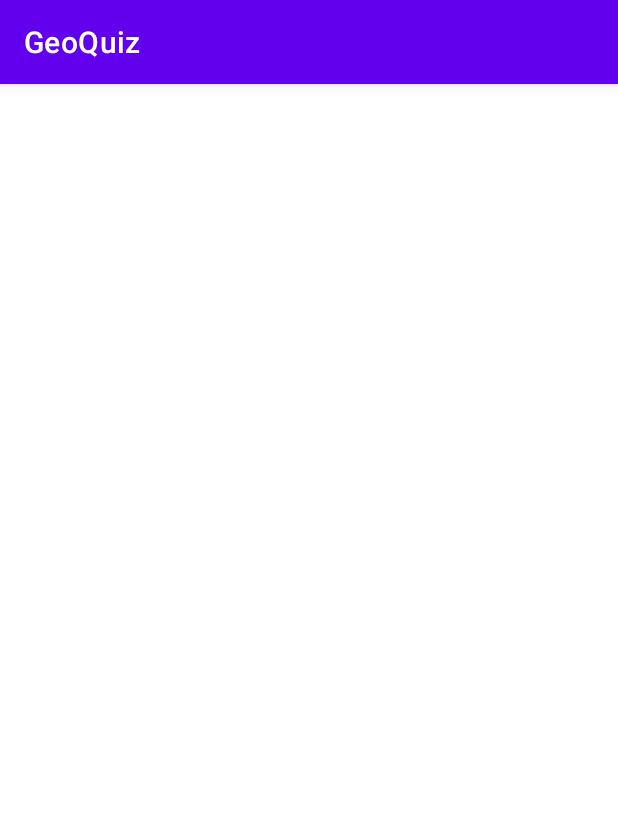
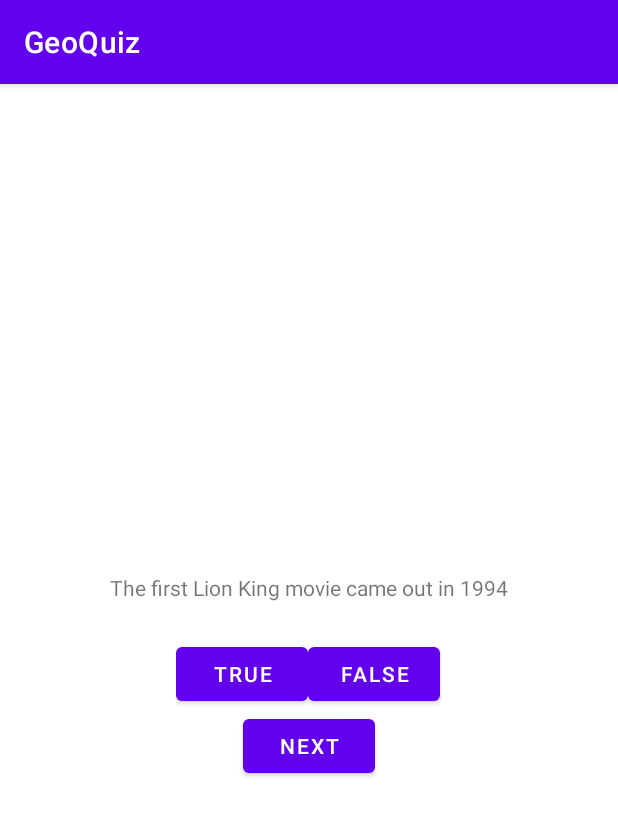
Before and after one commit to jcolleran01/AppQuiz, an Android app: the screen it shows after launch (MainActivity), on a phone screen of 412 x 824 dp. Shown: the top 816 px of the screen. Run offline under Robolectric (Android 15) with nearby library versions, the phone set to English and light mode, and no system bars.

Commit message:
made changes

```diff
--- a/app/src/main/res/layout/activity_main.xml
+++ b/app/src/main/res/layout/activity_main.xml
@@ -1,34 +1,42 @@
 <?xml version="1.0" encoding="utf-8"?>
 <LinearLayout xmlns:android="http://schemas.android.com/apk/res/android"
+    xmlns:app="http://schemas.android.com/apk/res-auto"
+    xmlns:tools="http://schemas.android.com/tools"
     android:layout_width="match_parent"
     android:layout_height="match_parent"
     android:gravity="center"
     android:orientation="vertical">
 
     <TextView
-        android:id="@+id/question_text_view" />
+        android:id="@+id/question_text_view"
         android:layout_width="wrap_content"
         android:layout_height="wrap_content"
         android:padding="24dp"
-        android:text="@string/question_text" />
+        android:text="@string/question_lionking" />
 
-    <LinearLayout
+    <androidx.constraintlayout.widget.ConstraintLayout
+        android:id="@+id/linearLayout"
         android:layout_width="wrap_content"
-        android:layout_height="wrap_content"
-        android:orientation="horizontal">
+        android:layout_height="wrap_content">
 
         <Button
             android:id="@+id/true_button"
             android:layout_width="wrap_content"
             android:layout_height="wrap_content"
-            android:text="@string/true_button"/>
+            android:layout_marginEnd="89dp"
+            android:layout_marginRight="89dp"
+            android:text="@string/true_button"
+            app:layout_constraintBaseline_toBaselineOf="@+id/false_button"
+            app:layout_constraintEnd_toEndOf="parent" />
 
         <Button
             android:id="@+id/false_button"
             android:layout_width="wrap_content"
             android:layout_height="wrap_content"
-            android:text="@string/false_button"/>
-    </LinearLayout>
+            android:text="@string/false_button"
+            app:layout_constraintBottom_toBottomOf="parent"
+            app:layout_constraintStart_toEndOf="@+id/true_button" />
+    </androidx.constraintlayout.widget.ConstraintLayout>
     <Button
         android:id="@+id/next_button"
         android:layout_width="wrap_content"
```
Also changed, not shown: app/src/main/java/com/example/geoquiz/MainActivity.java (+25 -25 lines).
